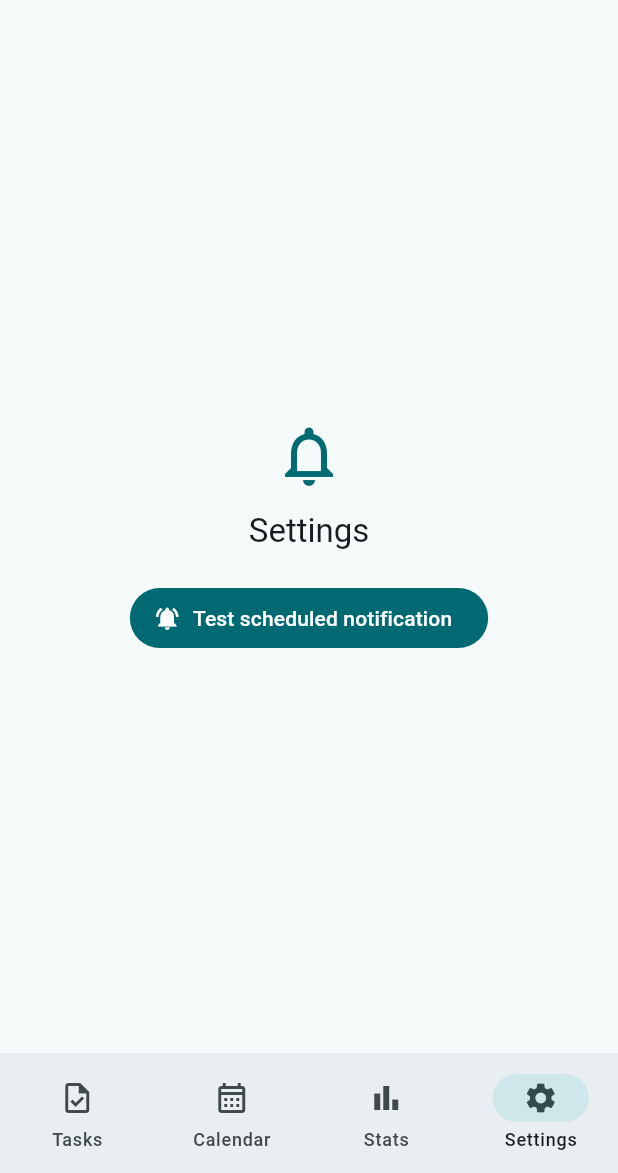
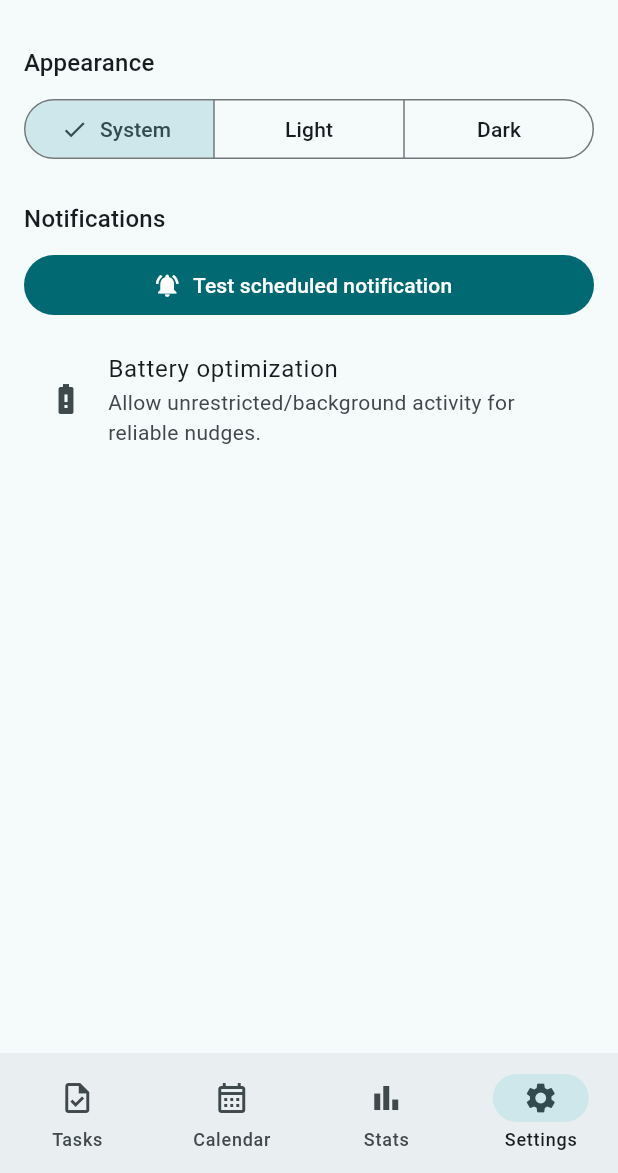
Before and after one commit to altomarlonjr708-art/Mini-Activity-Reminder, a Flutter app: the screen it shows after launch, item 4 of the bottom bar chosen, on a phone screen of 412 x 824 dp, the part 63-1236 px from its top. Run offline on Flutter 3.47's test engine with Material 3 defaults, Android fonts, the phone set to English and light mode, and no system bars; our stand-ins replace drift, drift_flutter, flutter_local_notifications, flutter_timezone, shared_preferences, table_calendar and 1 more; accounts and stored records are empty; generated files the repository leaves out were written again.

Commit message:
feat: complete ActMind calendar stats and escalation

```diff
--- a/lib/services/notification_service.dart
+++ b/lib/services/notification_service.dart
@@ -31,10 +31,19 @@ class NotificationService {
       importance: Importance.high,
     );
 
-    await _plugin
-        .resolvePlatformSpecificImplementation<
-            AndroidFlutterLocalNotificationsPlugin>()
-        ?.createNotificationChannel(channel);
+    final android = _plugin.resolvePlatformSpecificImplementation<AndroidFlutterLocalNotificationsPlugin>();
+    await android?.createNotificationChannel(channel);
+
+    const toneChannels = [
+      AndroidNotificationChannel('actmind_gentle', 'ActMind gentle reminders', description: 'Daily gentle reminders before a deadline.', importance: Importance.defaultImportance),
+      AndroidNotificationChannel('actmind_reminder', 'ActMind reminders', description: 'Every-six-hour reminders for approaching deadlines.', importance: Importance.high),
+      AndroidNotificationChannel('actmind_urgent', 'ActMind urgent reminders', description: 'Every-two-hour urgent reminders for imminent deadlines.', importance: Importance.high),
+      AndroidNotificationChannel('actmind_very_urgent', 'ActMind very urgent reminders', description: 'Every-fifteen-minute reminders under one hour.', importance: Importance.max),
+      AndroidNotificationChannel('actmind_overdue', 'ActMind overdue reminders', description: 'Every-thirty-minute reminders after a deadline.', importance: Importance.max),
+    ];
+    for (final toneChannel in toneChannels) {
+      await android?.createNotificationChannel(toneChannel);
+    }
   }
 
   static Future<bool> requestNotificationPermission() async {
@@ -42,6 +51,13 @@ class NotificationService {
             .resolvePlatformSpecificImplementation<
                 AndroidFlutterLocalNotificationsPlugin>()
             ?.requestNotificationsPermission() ??
+        false;
+  }
+
+  static Future<bool> requestExactAlarmPermission() async {
+    return await _plugin
+            .resolvePlatformSpecificImplementation<AndroidFlutterLocalNotificationsPlugin>()
+            ?.requestExactAlarmsPermission() ??
         false;
   }
 
--- a/lib/ui/app_shell.dart
+++ b/lib/ui/app_shell.dart
@@ -1,8 +1,12 @@
 import 'package:flutter/material.dart';
+import 'package:provider/provider.dart';
 
 import '../services/notification_service.dart';
+import 'theme_controller.dart';
 
+import 'calendar_screen.dart';
 import 'home_screen.dart';
+import 'stats_screen.dart';
 import 'task_form_screen.dart';
 
 class AppShell extends StatefulWidget {
@@ -24,8 +28,8 @@ class _AppShellState extends State<AppShell> {
 
   static const _screens = <Widget>[
     HomeScreen(),
-    _PlaceholderScreen(title: 'Calendar', icon: Icons.calendar_month),
-    _PlaceholderScreen(title: 'Stats', icon: Icons.bar_chart),
+    CalendarScreen(),
+    StatsScreen(),
     _SettingsPlaceholder(),
   ];
 
@@ -55,8 +59,14 @@ class _AppShellState extends State<AppShell> {
   }
 }
 
-class _SettingsPlaceholder extends StatelessWidget {
+class _SettingsPlaceholder extends StatefulWidget {
   const _SettingsPlaceholder();
+
+  @override
+  State<_SettingsPlaceholder> createState() => _SettingsPlaceholderState();
+}
+
+class _SettingsPlaceholderState extends State<_SettingsPlaceholder> {
 
   Future<void> _requestAndTest(BuildContext context) async {
     final granted = await NotificationService.requestNotificationPermission();
@@ -78,47 +88,36 @@ class _SettingsPlaceholder extends StatelessWidget {
 
   @override
   Widget build(BuildContext context) {
-    return Center(
-      child: Padding(
-        padding: const EdgeInsets.all(24),
-        child: Column(
-          mainAxisSize: MainAxisSize.min,
-          children: [
-            Icon(Icons.notifications_outlined, size: 48, color: Theme.of(context).colorScheme.primary),
-            const SizedBox(height: 12),
-            Text('Settings', style: Theme.of(context).textTheme.titleLarge),
-            const SizedBox(height: 20),
-            FilledButton.icon(
-              onPressed: () => _requestAndTest(context),
-              icon: const Icon(Icons.notifications_active),
-              label: const Text('Test scheduled notification'),
-            ),
+    final themeController = context.watch<ThemeController>();
+    return ListView(
+      padding: const EdgeInsets.all(16),
+      children: [
+        Text('Appearance', style: Theme.of(context).textTheme.titleMedium),
+        const SizedBox(height: 8),
+        SegmentedButton<ThemeMode>(
+          segments: const [
+            ButtonSegment(value: ThemeMode.system, label: Text('System')),
+            ButtonSegment(value: ThemeMode.light, label: Text('Light')),
+            ButtonSegment(value: ThemeMode.dark, label: Text('Dark')),
           ],
+          selected: {themeController.themeMode},
+          onSelectionChanged: (modes) => themeController.setThemeMode(modes.first),
         ),
-      ),
+        const SizedBox(height: 24),
+        Text('Notifications', style: Theme.of(context).textTheme.titleMedium),
+        const SizedBox(height: 8),
+        FilledButton.icon(
+          onPressed: () => _requestAndTest(context),
+          icon: const Icon(Icons.notifications_active),
+          label: const Text('Test scheduled notification'),
+        ),
+        const SizedBox(height: 12),
+        const ListTile(
+          leading: Icon(Icons.battery_alert_outlined),
+          title: Text('Battery optimization'),
+          subtitle: Text('Allow unrestricted/background activity for reliable nudges.'),
+        ),
+      ],
     );
   }
 }
-
-class _PlaceholderScreen extends StatelessWidget {
-  const _PlaceholderScreen({required this.title, required this.icon});
-
-  final String title;
-  final IconData icon;
-
-  @override
-  Widget build(BuildContext context) {
-    return Center(
-      child: Column(
-        mainAxisSize: MainAxisSize.min,
-        children: [
-          Icon(icon, size: 48, color: Theme.of(context).colorScheme.primary),
-          const SizedBox(height: 12),
-          Text(title, style: Theme.of(context).textTheme.titleLarge),
-          const SizedBox(height: 6),
-          const Text('Ready for the next step'),
-        ],
-      ),
-    );
-  }
-}
--- a/lib/ui/theme_controller.dart
+++ b/lib/ui/theme_controller.dart
@@ -1,13 +1,29 @@
 import 'package:flutter/material.dart';
+import 'package:shared_preferences/shared_preferences.dart';
 
 class ThemeController extends ChangeNotifier {
+  ThemeController() {
+    _loadTheme();
+  }
+
   ThemeMode _themeMode = ThemeMode.system;
 
   ThemeMode get themeMode => _themeMode;
+
+  Future<void> _loadTheme() async {
+    final preferences = await SharedPreferences.getInstance();
+    final value = preferences.getString('theme_mode');
+    if (value == 'light') _themeMode = ThemeMode.light;
+    if (value == 'dark') _themeMode = ThemeMode.dark;
+    notifyListeners();
+  }
 
   void setThemeMode(ThemeMode mode) {
     if (_themeMode == mode) return;
     _themeMode = mode;
     notifyListeners();
+    SharedPreferences.getInstance().then((preferences) {
+      preferences.setString('theme_mode', mode.name);
+    });
   }
 }
--- a/pubspec.yaml
+++ b/pubspec.yaml
@@ -42,6 +42,8 @@ dependencies:
   timezone: ^0.11.2
   flutter_timezone: ^5.1.1
   permission_handler: ^13.0.2
+  table_calendar: ^3.3.0
+  shared_preferences: ^2.5.6
 
 dev_dependencies:
   flutter_test:
```
Also changed, not shown: lib/services/escalation_scheduler.dart (added, +89 -0 lines), lib/ui/calendar_screen.dart (added, +62 -0 lines), lib/ui/home_screen.dart (+55 -2 lines), lib/ui/stats_screen.dart (added, +47 -0 lines), pubspec.lock, 5 other files.
